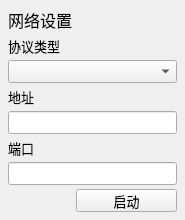
This is network_settings_widget.ui in 652436962/Network_Assistant as Qt 5 draws it before an edit. The edited form follows.
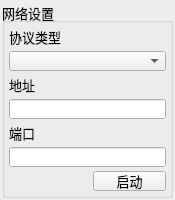
This is the edited form. Custom widgets are drawn as their Qt base class.

The edit to the form file:
```diff
--- a/network_settings_widget.ui
+++ b/network_settings_widget.ui
@@ -6,8 +6,8 @@
    <rect>
     <x>0</x>
     <y>0</y>
-    <width>185</width>
-    <height>220</height>
+    <width>175</width>
+    <height>200</height>
    </rect>
   </property>
   <property name="minimumSize">
@@ -24,41 +24,50 @@
   <property name="windowTitle">
    <string>Form</string>
   </property>
+  <layout class="QVBoxLayout" name="verticalLayout" stretch="0">
+   <property name="spacing">
+    <number>2</number>
+   </property>
+   <property name="leftMargin">
+    <number>2</number>
+   </property>
+   <property name="topMargin">
+    <number>2</number>
+   </property>
+   <property name="rightMargin">
+    <number>2</number>
+   </property>
+   <property name="bottomMargin">
+    <number>2</number>
+   </property>
+   <item>
+    <widget class="QGroupBox" name="groupBox">
+     <property name="minimumSize">
+      <size>
+       <width>160</width>
+       <height>160</height>
+      </size>
+     </property>
+     <property name="title">
+      <string>网络设置</string>
+     </property>
   <layout class="QGridLayout" name="gridLayout">
    <property name="leftMargin">
-    <number>8</number>
+       <number>4</number>
    </property>
    <property name="topMargin">
-    <number>8</number>
+       <number>4</number>
    </property>
    <property name="rightMargin">
-    <number>8</number>
+       <number>4</number>
    </property>
    <property name="bottomMargin">
-    <number>8</number>
+       <number>4</number>
    </property>
    <property name="spacing">
     <number>4</number>
    </property>
    <item row="0" column="0">
-    <widget class="QLabel" name="label">
-     <property name="maximumSize">
-      <size>
-       <width>80</width>
-       <height>32</height>
-      </size>
-     </property>
-     <property name="font">
-      <font>
-       <pointsize>12</pointsize>
-      </font>
-     </property>
-     <property name="text">
-      <string>网络设置</string>
-     </property>
-    </widget>
-   </item>
-   <item row="1" column="0">
     <widget class="QLabel" name="label_ProtocolType">
      <property name="font">
       <font>
@@ -70,16 +79,7 @@
      </property>
     </widget>
    </item>
-   <item row="2" column="0" colspan="2">
-    <widget class="QComboBox" name="comboBox_ProtocolType">
-     <property name="font">
-      <font>
-       <pointsize>10</pointsize>
-      </font>
-     </property>
-    </widget>
-   </item>
-   <item row="3" column="0">
+      <item row="2" column="0">
     <widget class="QLabel" name="label_Address">
      <property name="font">
       <font>
@@ -91,7 +91,7 @@
      </property>
     </widget>
    </item>
-   <item row="4" column="0" colspan="2">
+      <item row="3" column="0" colspan="3">
     <widget class="QLineEdit" name="lineEdit_Address">
      <property name="font">
       <font>
@@ -100,7 +100,7 @@
      </property>
     </widget>
    </item>
-   <item row="5" column="0">
+      <item row="4" column="0">
     <widget class="QLabel" name="label_Port">
      <property name="font">
       <font>
@@ -112,7 +112,7 @@
      </property>
     </widget>
    </item>
-   <item row="6" column="0" colspan="2">
+      <item row="5" column="0" colspan="3">
     <widget class="QLineEdit" name="lineEdit_Port">
      <property name="font">
       <font>
@@ -121,7 +121,20 @@
      </property>
     </widget>
    </item>
-   <item row="7" column="0">
+      <item row="6" column="0">
+       <spacer name="horizontalSpacer">
+        <property name="orientation">
+         <enum>Qt::Orientation::Horizontal</enum>
+        </property>
+        <property name="sizeHint" stdset="0">
+         <size>
+          <width>51</width>
+          <height>20</height>
+         </size>
+        </property>
+       </spacer>
+      </item>
+      <item row="6" column="1">
     <widget class="LED_Widget" name="led" native="true">
      <property name="minimumSize">
       <size>
@@ -137,7 +150,7 @@
      </property>
     </widget>
    </item>
-   <item row="7" column="1">
+      <item row="6" column="2">
     <widget class="QPushButton" name="pushButton_Start">
      <property name="font">
       <font>
@@ -147,6 +160,18 @@
      <property name="text">
       <string>启动</string>
      </property>
+       </widget>
+      </item>
+      <item row="1" column="0" colspan="3">
+       <widget class="QComboBox" name="comboBox_ProtocolType">
+        <property name="font">
+         <font>
+          <pointsize>10</pointsize>
+         </font>
+        </property>
+       </widget>
+      </item>
+     </layout>
     </widget>
    </item>
   </layout>
```
Lines whose indentation alone changed are shown as unchanged.
